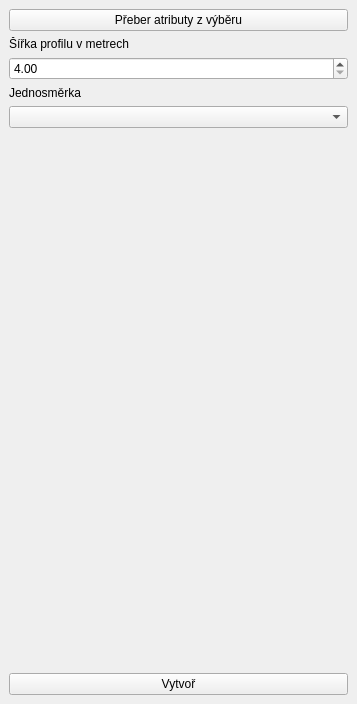
Above: profil_ulice_dockwidget_base.ui from Vynikal/profil_ulice before the change. Below: the same form after it.
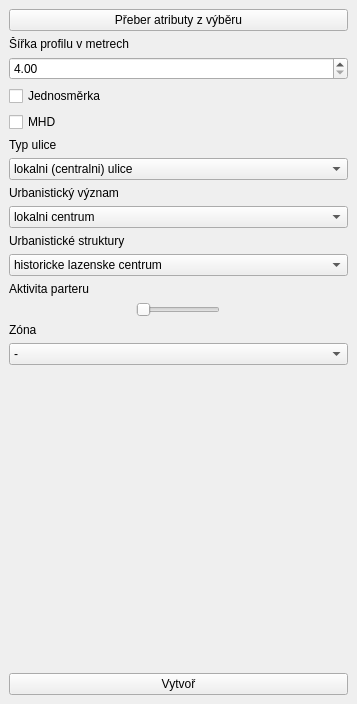
That is the form after the change. Custom widgets are drawn as their Qt base class.

Commit message: Basic design

```diff
--- a/profil_ulice_dockwidget_base.ui
+++ b/profil_ulice_dockwidget_base.ui
@@ -43,19 +43,213 @@
      </widget>
     </item>
     <item>
-     <widget class="QLabel" name="label">
+     <widget class="QCheckBox" name="CbOneway">
       <property name="text">
        <string>Jednosměrka</string>
       </property>
      </widget>
     </item>
     <item>
-     <widget class="QComboBox" name="CbOneway">
-      <property name="currentIndex">
-       <number>-1</number>
+     <widget class="QCheckBox" name="CbMhd">
+      <property name="text">
+       <string>MHD</string>
       </property>
      </widget>
     </item>
+    <item>
+     <widget class="QLabel" name="label_2">
+      <property name="text">
+       <string>Typ ulice</string>
+      </property>
+     </widget>
+    </item>
+    <item>
+     <widget class="QComboBox" name="CbTypul">
+      <property name="editable">
+       <bool>false</bool>
+      </property>
+      <item>
+       <property name="text">
+        <string>lokalni (centralni) ulice</string>
+       </property>
+      </item>
+      <item>
+       <property name="text">
+        <string>lokalni (obytna) ulice</string>
+       </property>
+      </item>
+      <item>
+       <property name="text">
+        <string>hlavni</string>
+       </property>
+      </item>
+      <item>
+       <property name="text">
+        <string>pesi</string>
+       </property>
+      </item>
+      <item>
+       <property name="text">
+        <string>dopravni</string>
+       </property>
+      </item>
+      <item>
+       <property name="text">
+        <string>cyklostezka</string>
+       </property>
+      </item>
+     </widget>
+    </item>
+    <item>
+     <widget class="QLabel" name="label_3">
+      <property name="text">
+       <string>Urbanistický význam</string>
+      </property>
+     </widget>
+    </item>
+    <item>
+     <widget class="QComboBox" name="CbUrbvyz">
+      <item>
+       <property name="text">
+        <string>lokalni centrum</string>
+       </property>
+      </item>
+      <item>
+       <property name="text">
+        <string>verejna prostranstvi v pam. rezervaci</string>
+       </property>
+      </item>
+      <item>
+       <property name="text">
+        <string>vyznamna verejna prostranstvi</string>
+       </property>
+      </item>
+      <item>
+       <property name="text">
+        <string>ostatni verejna prostranstvi</string>
+       </property>
+      </item>
+     </widget>
+    </item>
+    <item>
+     <widget class="QLabel" name="label_5">
+      <property name="text">
+       <string>Urbanistické struktury</string>
+      </property>
+     </widget>
+    </item>
+    <item>
+     <widget class="QgsCheckableComboBox" name="CbUrbstr">
+      <item>
+       <property name="text">
+        <string>historicke lazenske centrum</string>
+       </property>
+      </item>
+      <item>
+       <property name="text">
+        <string>kompaktni mestske centrum</string>
+       </property>
+      </item>
+      <item>
+       <property name="text">
+        <string>puvodni venkovska jadra</string>
+       </property>
+      </item>
+      <item>
+       <property name="text">
+        <string>modernisticke mesto</string>
+       </property>
+      </item>
+      <item>
+       <property name="text">
+        <string>zahradni mesto</string>
+       </property>
+      </item>
+      <item>
+       <property name="text">
+        <string>krajina ve meste</string>
+       </property>
+      </item>
+      <item>
+       <property name="text">
+        <string>arealy a infrastruktury</string>
+       </property>
+      </item>
+     </widget>
+    </item>
+    <item>
+     <widget class="QLabel" name="label">
+      <property name="text">
+       <string>Aktivita parteru</string>
+      </property>
+     </widget>
+    </item>
+    <item alignment="Qt::AlignHCenter">
+     <widget class="QSlider" name="HsParter">
+      <property name="enabled">
+       <bool>true</bool>
+      </property>
+      <property name="sizePolicy">
+       <sizepolicy hsizetype="Fixed" vsizetype="Fixed">
+        <horstretch>0</horstretch>
+        <verstretch>0</verstretch>
+       </sizepolicy>
+      </property>
+      <property name="maximum">
+       <number>2</number>
+      </property>
+      <property name="pageStep">
+       <number>1</number>
+      </property>
+      <property name="orientation">
+       <enum>Qt::Horizontal</enum>
+      </property>
+      <property name="tickPosition">
+       <enum>QSlider::NoTicks</enum>
+      </property>
+     </widget>
+    </item>
+    <item>
+     <widget class="QLabel" name="label_4">
+      <property name="text">
+       <string>Zóna</string>
+      </property>
+     </widget>
+    </item>
+    <item>
+     <widget class="QComboBox" name="CbZona">
+      <item>
+       <property name="text">
+        <string>-</string>
+       </property>
+      </item>
+      <item>
+       <property name="text">
+        <string>pesi</string>
+       </property>
+      </item>
+      <item>
+       <property name="text">
+        <string>obytna</string>
+       </property>
+      </item>
+      <item>
+       <property name="text">
+        <string>30</string>
+       </property>
+      </item>
+      <item>
+       <property name="text">
+        <string>20</string>
+       </property>
+      </item>
+      <item>
+       <property name="text">
+        <string>15</string>
+       </property>
+      </item>
+     </widget>
+    </item>
     <item>
      <spacer name="verticalSpacer">
       <property name="orientation">
@@ -80,6 +274,11 @@
   </widget>
  </widget>
  <customwidgets>
+  <customwidget>
+   <class>QgsCheckableComboBox</class>
+   <extends>QComboBox</extends>
+   <header>qgscheckablecombobox.h</header>
+  </customwidget>
   <customwidget>
    <class>QgsDoubleSpinBox</class>
    <extends>QDoubleSpinBox</extends>
```
The commit also changes 1 other file.
